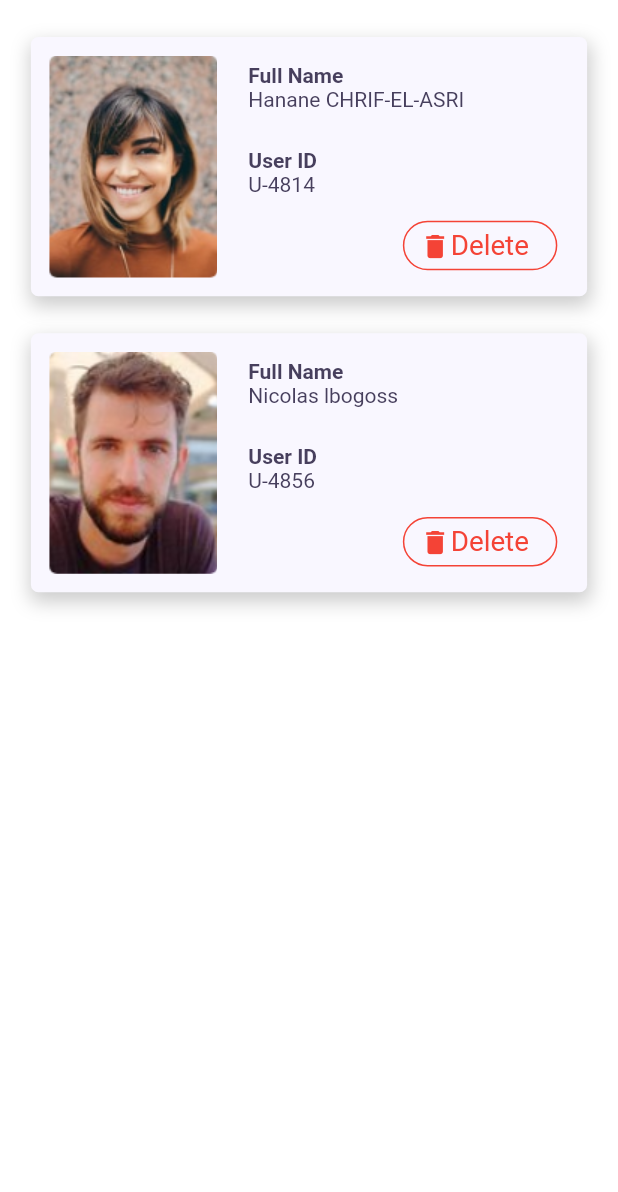
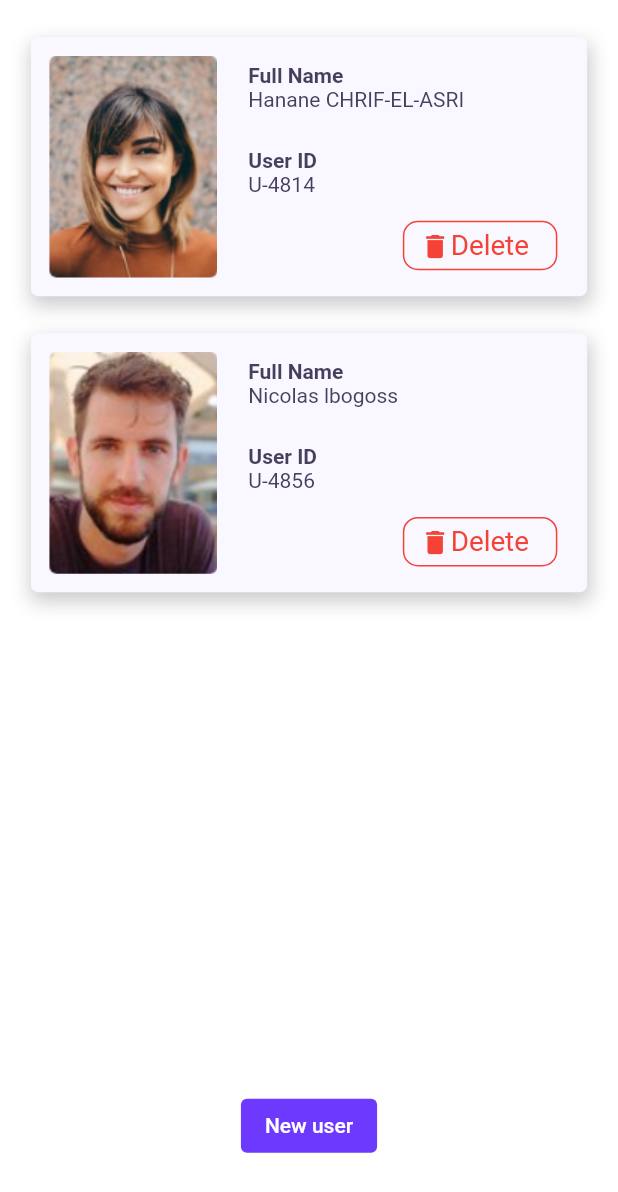
Before and after one commit to hanane-ca/smartLock, a Flutter app: the UsersScreen screen opened by its route, on a phone screen of 412 x 824 dp. Shown: the top 1192 px of the screen. Run offline on Flutter 3.47's test engine with Material 2 defaults, Android fonts, the phone set to English and light mode, and no system bars; our stand-ins replace fancy_bottom_navigation, slide_to_act; missing offline and left inert: dart:ffi.

Commit message:
finish user front end

```diff
--- /dev/null
+++ b/lib/components/button_costum.dart
@@ -0,0 +1,27 @@
+import 'package:flutter/material.dart';
+
+class Buttoon extends StatelessWidget {
+  final String texto;
+  final Color color;
+  final Function()? onClick;
+
+  const Buttoon(
+      {required this.texto, required this.color, required this.onClick});
+
+  @override
+  Widget build(BuildContext context) {
+    return TextButton(
+      onPressed: onClick,
+      child: Padding(
+        padding: const EdgeInsets.symmetric(horizontal: 8.0),
+        child: Text(
+          texto,
+          style: const TextStyle(color: Colors.white),
+        ),
+      ),
+      style: ButtonStyle(
+        backgroundColor: MaterialStateProperty.all<Color>(color),
+      ),
+    );
+  }
+}
--- a/lib/main.dart
+++ b/lib/main.dart
@@ -25,7 +25,7 @@ class MyApp extends StatelessWidget {
       child: MaterialApp(
         title: 'Smart Lock',
         debugShowCheckedModeBanner: false,
-        initialRoute: '/',
+        initialRoute: '/home',
         routes: {
           '/': (context) => const FirstScreen(),
           '/splash1': (context) => const Splash1(),
--- a/lib/screens/sign_in.dart
+++ b/lib/screens/sign_in.dart
@@ -15,12 +15,12 @@ class SignIn extends StatefulWidget {
 class _MyStatefulWidgetState extends State<SignIn> {
   String email = '';
   String password = '';
+  final _formKey1 = GlobalKey<FormState>();
 
   @override
   Widget build(BuildContext context) {
     double _height = MediaQuery.of(context).size.height;
     double _width = MediaQuery.of(context).size.width;
-    final _formKey1 = GlobalKey<FormState>();
     return Scaffold(
       backgroundColor: Colors.white,
       body: SafeArea(
@@ -114,12 +114,12 @@ class _MyStatefulWidgetState extends State<SignIn> {
                           },
                           validator: (String? val) {
                             String pattern =
-                                r'^(?=.*?[A-Z])(?=.*?[a-z])(?=.*?[0-9])(?=.*?[!@#\$&*~]).{8,}$';
+                                r'^(?=.*?[A-Z])(?=.*?[a-z])(?=.*?[0-9]).{8,}$';
                             RegExp regExp = RegExp(pattern);
                             if (val!.isEmpty) {
                               return 'Enter your password';
                             } else if (!regExp.hasMatch(val)) {
-                              return 'Password must contain uppercase lowercase, digit, special caracter';
+                              return 'Password must contain uppercase lowercase & digit';
                             }
                             return null;
                           },
--- a/lib/screens/sign_up.dart
+++ b/lib/screens/sign_up.dart
@@ -19,12 +19,12 @@ class _MyStatefulWidgetState extends State<SignUp> {
   String password = '';
   String passwordConfirm = '';
   String doorCode = '';
+  final _formKey2 = GlobalKey<FormState>();
 
   @override
   Widget build(BuildContext context) {
     double _height = MediaQuery.of(context).size.height;
     double _width = MediaQuery.of(context).size.width;
-    final _formKey2 = GlobalKey<FormState>();
     return Scaffold(
       backgroundColor: Colors.white,
       body: SafeArea(
@@ -139,12 +139,12 @@ class _MyStatefulWidgetState extends State<SignUp> {
                           },
                           validator: (String? val) {
                             String pattern =
-                                r'^(?=.*?[A-Z])(?=.*?[a-z])(?=.*?[0-9])(?=.*?[!@#\$&*~]).{8,}$';
+                                r'^(?=.*?[A-Z])(?=.*?[a-z])(?=.*?[0-9]).{8,}$';
                             RegExp regExp = RegExp(pattern);
                             if (val!.isEmpty) {
                               return 'Enter your password';
                             } else if (!regExp.hasMatch(val)) {
-                              return 'Password must contain uppercase lowercase, digit, special caracter';
+                              return 'Password must contain uppercase lowercase & digit';
                             }
                             return null;
                           },
--- a/lib/screens/users_screen.dart
+++ b/lib/screens/users_screen.dart
@@ -1,6 +1,7 @@
 import 'package:flutter/material.dart';
 import 'package:smartlock/const.dart';
 
+import '../components/button_costum.dart';
 import '../components/userCard.dart';
 
 class UsersScreen extends StatefulWidget {
@@ -18,7 +19,11 @@ class _UsersScreenState extends State<UsersScreen> {
     return SafeArea(
       child: Scaffold(
         backgroundColor: Colors.white,
-        body: Padding(
+        body: Column(
+          children: [
+            Expanded(
+              child: Container(
+                height: _height * 0.5,
                 padding: EdgeInsets.symmetric(
                     horizontal: _width * 0.05, vertical: _height * 0.03),
                 child: ListView(children: [
@@ -44,6 +49,17 @@ class _UsersScreenState extends State<UsersScreen> {
                 ]),
               ),
             ),
+            Buttoon(
+              texto: 'New user',
+              color: kPurple,
+              onClick: () {},
+            ),
+            SizedBox(
+              height: _height * 0.06,
+            ),
+          ],
+        ),
+      ),
     );
   }
 }
```
Also changed, not shown: lib/components/delete-alert.dart (added, +64 -0 lines), lib/components/userCard.dart (+32 -4 lines). Lines whose indentation alone changed are shown as unchanged.
